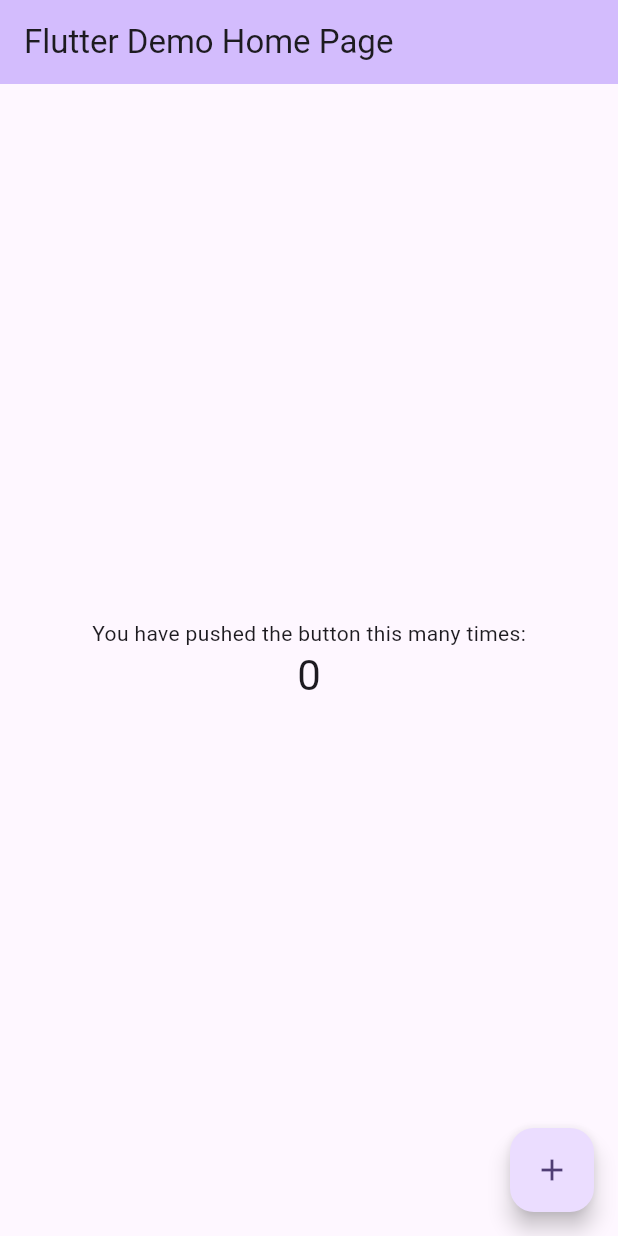
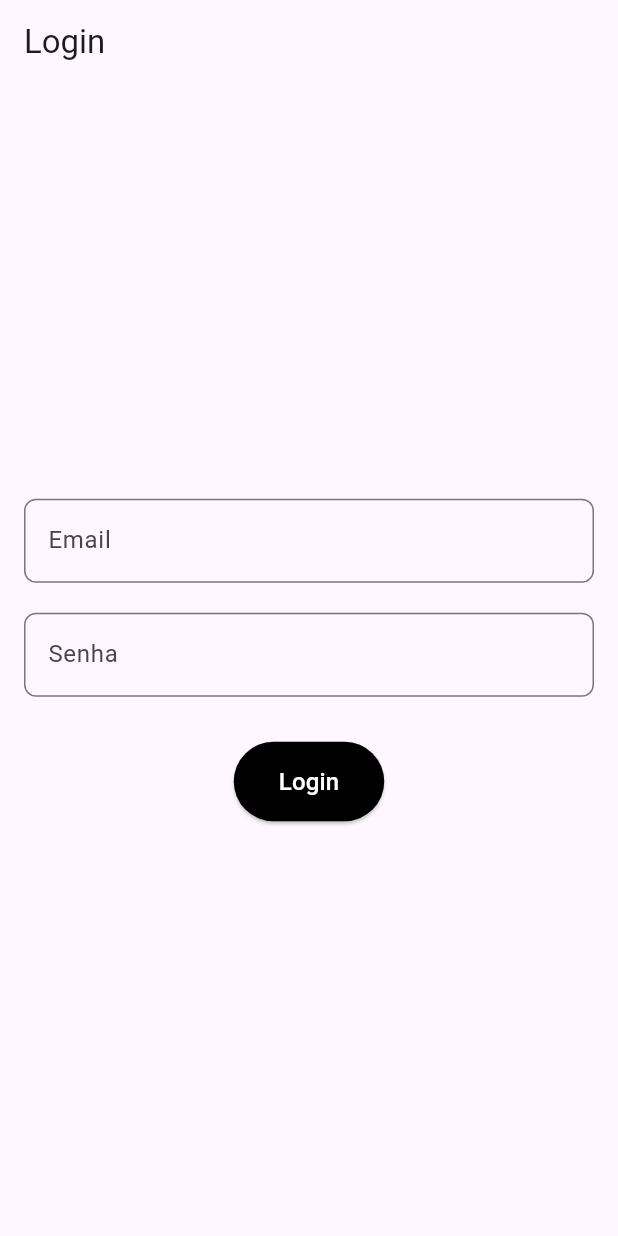
Before and after one commit to logosart/components_av1, a Flutter app: the screen it shows after launch, on a phone screen of 412 x 824 dp. Run offline on Flutter 3.47's test engine with Material 3 defaults, Android fonts, the phone set to English and light mode, and no system bars.

Commit message:
components aplicados

```diff
--- /dev/null
+++ b/lib/Design System/Components/customTextField.dart
@@ -0,0 +1,27 @@
+import 'package:flutter/material.dart';
+
+class CustomTextField extends StatelessWidget {
+  final String labelText;
+  final bool isPassword;
+  final TextEditingController controller;
+
+  CustomTextField({
+    required this.labelText,
+    this.isPassword = false,
+    required this.controller,
+  });
+
+  @override
+  Widget build(BuildContext context) {
+    return TextField(
+      controller: controller,
+      obscureText: isPassword,
+      decoration: InputDecoration(
+        labelText: labelText,
+        border: OutlineInputBorder(
+          borderRadius: BorderRadius.circular(8.0),
+        ),
+      ),
+    );
+  }
+}
--- /dev/null
+++ b/lib/login.dart
@@ -0,0 +1,52 @@
+import 'package:flutter/material.dart';
+import 'Design System/Components/customTextField.dart';
+import 'Design System/Components/customButton.dart';
+import 'profile.dart';
+import 'home.dart';
+
+class LoginPage extends StatefulWidget {
+  @override
+  _LoginPageState createState() => _LoginPageState();
+}
+
+class _LoginPageState extends State<LoginPage> {
+  final TextEditingController emailController = TextEditingController();
+  final TextEditingController passwordController = TextEditingController();
+
+  @override
+  Widget build(BuildContext context) {
+    return Scaffold(
+      appBar: AppBar(
+        title: Text('Login'),
+      ),
+      body: Padding(
+        padding: const EdgeInsets.all(16.0),
+        child: Column(
+          mainAxisAlignment: MainAxisAlignment.center,
+          children: <Widget>[
+            CustomTextField(
+              labelText: 'Email',
+              controller: emailController,
+            ),
+            SizedBox(height: 20),
+            CustomTextField(
+              labelText: 'Senha',
+              isPassword: true,
+              controller: passwordController,
+            ),
+            SizedBox(height: 30),
+            CustomButton(
+              text: 'Login',
+              onPressed: () {
+                Navigator.pushReplacement(
+                  context,
+                  MaterialPageRoute(builder: (context) => HomePage()),
+                );
+              },
+            ),
+          ],
+        ),
+      ),
+    );
+  }
+}
--- a/lib/main.dart
+++ b/lib/main.dart
@@ -1,125 +1,20 @@
 import 'package:flutter/material.dart';
+import 'login.dart';  // Importando a página de login
 
 void main() {
-  runApp(const MyApp());
+  runApp(MyApp());
 }
 
 class MyApp extends StatelessWidget {
-  const MyApp({super.key});
-
-  // This widget is the root of your application.
   @override
   Widget build(BuildContext context) {
     return MaterialApp(
-      title: 'Flutter Demo',
+      debugShowCheckedModeBanner: false, // Remove o banner de debug
+      title: 'App de Login',
       theme: ThemeData(
-        // This is the theme of your application.
-        //
-        // TRY THIS: Try running your application with "flutter run". You'll see
-        // the application has a purple toolbar. Then, without quitting the app,
-        // try changing the seedColor in the colorScheme below to Colors.green
-        // and then invoke "hot reload" (save your changes or press the "hot
-        // reload" button in a Flutter-supported IDE, or press "r" if you used
-        // the command line to start the app).
-        //
-        // Notice that the counter didn't reset back to zero; the application
-        // state is not lost during the reload. To reset the state, use hot
-        // restart instead.
-        //
-        // This works for code too, not just values: Most code changes can be
-        // tested with just a hot reload.
-        colorScheme: ColorScheme.fromSeed(seedColor: Colors.deepPurple),
-        useMaterial3: true,
+        primarySwatch: Colors.blue,
       ),
-      home: const MyHomePage(title: 'Flutter Demo Home Page'),
+      home: LoginPage(),  // Define a página de login como a inicial
     );
   }
 }
-
-class MyHomePage extends StatefulWidget {
-  const MyHomePage({super.key, required this.title});
-
-  // This widget is the home page of your application. It is stateful, meaning
-  // that it has a State object (defined below) that contains fields that affect
-  // how it looks.
-
-  // This class is the configuration for the state. It holds the values (in this
-  // case the title) provided by the parent (in this case the App widget) and
-  // used by the build method of the State. Fields in a Widget subclass are
-  // always marked "final".
-
-  final String title;
-
-  @override
-  State<MyHomePage> createState() => _MyHomePageState();
-}
-
-class _MyHomePageState extends State<MyHomePage> {
-  int _counter = 0;
-
-  void _incrementCounter() {
-    setState(() {
-      // This call to setState tells the Flutter framework that something has
-      // changed in this State, which causes it to rerun the build method below
-      // so that the display can reflect the updated values. If we changed
-      // _counter without calling setState(), then the build method would not be
-      // called again, and so nothing would appear to happen.
-      _counter++;
-    });
-  }
-
-  @override
-  Widget build(BuildContext context) {
-    // This method is rerun every time setState is called, for instance as done
-    // by the _incrementCounter method above.
-    //
-    // The Flutter framework has been optimized to make rerunning build methods
-    // fast, so that you can just rebuild anything that needs updating rather
-    // than having to individually change instances of widgets.
-    return Scaffold(
-      appBar: AppBar(
-        // TRY THIS: Try changing the color here to a specific color (to
-        // Colors.amber, perhaps?) and trigger a hot reload to see the AppBar
-        // change color while the other colors stay the same.
-        backgroundColor: Theme.of(context).colorScheme.inversePrimary,
-        // Here we take the value from the MyHomePage object that was created by
-        // the App.build method, and use it to set our appbar title.
-        title: Text(widget.title),
-      ),
-      body: Center(
-        // Center is a layout widget. It takes a single child and positions it
-        // in the middle of the parent.
-        child: Column(
-          // Column is also a layout widget. It takes a list of children and
-          // arranges them vertically. By default, it sizes itself to fit its
-          // children horizontally, and tries to be as tall as its parent.
-          //
-          // Column has various properties to control how it sizes itself and
-          // how it positions its children. Here we use mainAxisAlignment to
-          // center the children vertically; the main axis here is the vertical
-          // axis because Columns are vertical (the cross axis would be
-          // horizontal).
-          //
-          // TRY THIS: Invoke "debug painting" (choose the "Toggle Debug Paint"
-          // action in the IDE, or press "p" in the console), to see the
-          // wireframe for each widget.
-          mainAxisAlignment: MainAxisAlignment.center,
-          children: <Widget>[
-            const Text(
-              'You have pushed the button this many times:',
-            ),
-            Text(
-              '$_counter',
-              style: Theme.of(context).textTheme.headlineMedium,
-            ),
-          ],
-        ),
-      ),
-      floatingActionButton: FloatingActionButton(
-        onPressed: _incrementCounter,
-        tooltip: 'Increment',
-        child: const Icon(Icons.add),
-      ), // This trailing comma makes auto-formatting nicer for build methods.
-    );
-  }
-}
```
Also changed, not shown: lib/Design System/Components/customAppBar.dart (added, +18 -0 lines), lib/Design System/Components/customAvatar.dart (added, +17 -0 lines), lib/Design System/Components/customDrawer.dart (added, +32 -0 lines), lib/Design System/Components/customProfileInfo.dart (added, +26 -0 lines), lib/Design System/Components/customSnackbar.dart (added, +11 -0 lines), lib/home.dart (added, +40 -0 lines), lib/profile.dart (added, +30 -0 lines).
